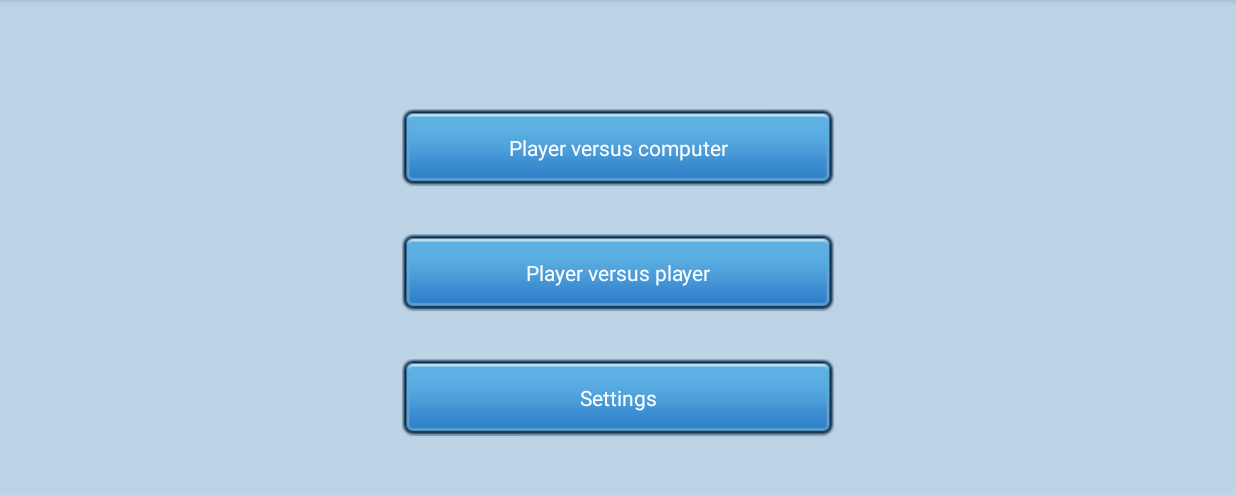
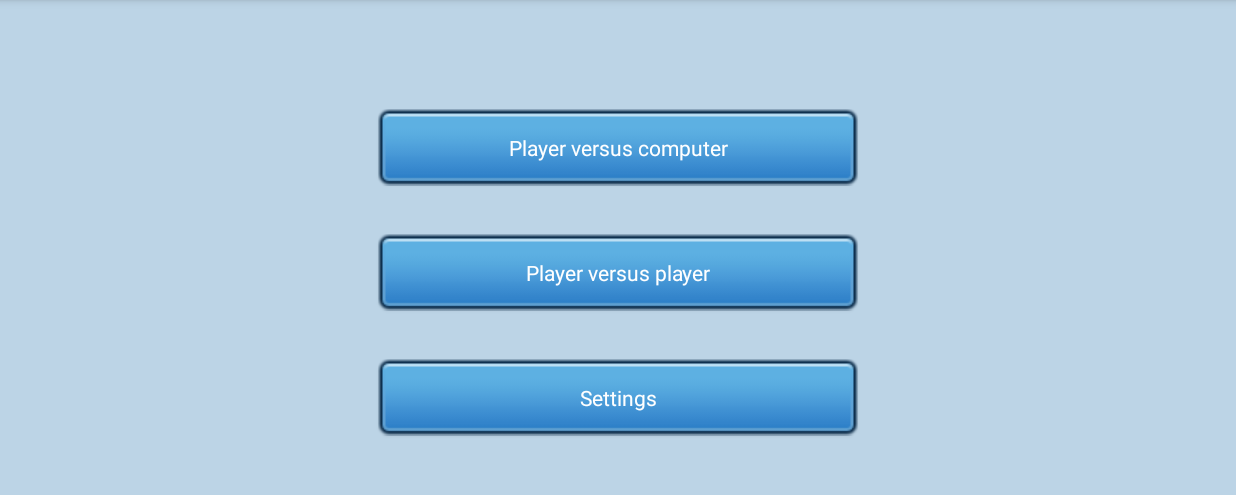
Before and after one commit to MrN0b0dy42/AndroidBattleship, an Android app: the screen it shows after launch (StartActivity), on a phone screen of 824 x 412 dp (held sideways), the part 72-567 px from its top. Run offline under Robolectric (Android 15) with nearby library versions, the phone set to English and light mode, and no system bars.

Commit message:
Problème ergonomique résolue

```diff
--- a/app/src/main/res/layout/activity_account.xml
+++ b/app/src/main/res/layout/activity_account.xml
@@ -7,6 +7,11 @@
     android:background="@color/paleBlue"
     tools:context="fr.info.orleans.androidbattleship.activities.AccountActivity">
 
+
+    <!--Dummy view to prevent keyboard pop-->
+    <View android:layout_width="0dip" android:layout_height="0dip"
+          android:focusableInTouchMode="true"
+          android:focusable="true"/>
 
     <TableLayout
         android:layout_width="wrap_content"
--- a/app/src/main/res/layout/activity_connection.xml
+++ b/app/src/main/res/layout/activity_connection.xml
@@ -7,6 +7,10 @@
     android:background="@color/paleBlue"
     tools:context="fr.info.orleans.androidbattleship.activities.ConnectionActivity">
 
+    <!--Dummy view to prevent keyboard pop-->
+    <View android:layout_width="0dip" android:layout_height="0dip"
+          android:focusableInTouchMode="true"
+          android:focusable="true"/>
 
     <TableLayout
         android:layout_width="wrap_content"
--- a/app/src/main/res/layout/activity_manage_account.xml
+++ b/app/src/main/res/layout/activity_manage_account.xml
@@ -6,6 +6,11 @@
               android:gravity="center"
               android:background="@color/paleBlue"
               tools:context="fr.info.orleans.androidbattleship.activities.ManageAccountActivity">
+    <!--Dummy view to prevent keyboard pop-->
+    <View android:layout_width="0dip" android:layout_height="0dip"
+          android:focusableInTouchMode="true"
+          android:focusable="true"/>
+
     <TableLayout
             android:layout_width="wrap_content"
             android:layout_height="wrap_content">
--- a/app/src/main/res/layout/activity_sign_in.xml
+++ b/app/src/main/res/layout/activity_sign_in.xml
@@ -6,6 +6,11 @@
     android:gravity="center"
     android:background="@color/paleBlue"
     tools:context="fr.info.orleans.androidbattleship.activities.SignInActivity">
+
+    <!--Dummy view to prevent keyboard pop-->
+    <View android:layout_width="0dip" android:layout_height="0dip"
+          android:focusableInTouchMode="true"
+          android:focusable="true"/>
     <TableLayout
         android:layout_width="wrap_content"
         android:layout_height="wrap_content">
--- a/app/src/main/res/layout/activity_start.xml
+++ b/app/src/main/res/layout/activity_start.xml
@@ -3,6 +3,7 @@
               xmlns:tools="http://schemas.android.com/tools"
               android:layout_width="match_parent"
               android:layout_height="match_parent"
+              android:orientation="vertical"
               android:paddingBottom="@dimen/activity_vertical_margin"
               android:paddingLeft="@dimen/activity_horizontal_margin"
               android:paddingRight="@dimen/activity_horizontal_margin"
@@ -10,19 +11,23 @@
               android:gravity="center"
               android:background="@color/paleBlue"
               tools:context=".activities.StartActivity">
-
-    <TableLayout
+<ScrollView android:layout_width="wrap_content" android:layout_height="wrap_content">
+    <LinearLayout android:layout_width="match_parent" android:layout_height="wrap_content"
+    android:orientation="vertical">
+        <Button style="@style/ButtonTheme"
                 android:layout_width="@dimen/tablelayout_width"
-        android:layout_height="wrap_content">
-        <Button style="@style/ButtonTheme"
                 android:id="@+id/button_player_vs_computer"
                 android:text="@string/button_player_vs_computer_text"/>
         <Button style="@style/ButtonTheme"
+                android:layout_width="@dimen/tablelayout_width"
                 android:id="@+id/button_player_vs_player"
-            android:text="@string/button_player_vs_player_text" />
+                android:text="@string/button_player_vs_player_text"/>
         <Button style="@style/ButtonTheme"
+                android:layout_width="@dimen/tablelayout_width"
                 android:id="@+id/button_settings"
-            android:text="@string/button_settings_name" />
-    </TableLayout>
+                android:text="@string/button_settings_name"/>
 
     </LinearLayout>
+</ScrollView>
+
+</LinearLayout>
```
Also changed, not shown: app/src/main/AndroidManifest.xml (+8 -4 lines), app/src/main/res/layout/activity_settings.xml (+10 -6 lines). Lines whose indentation alone changed are shown as unchanged.
